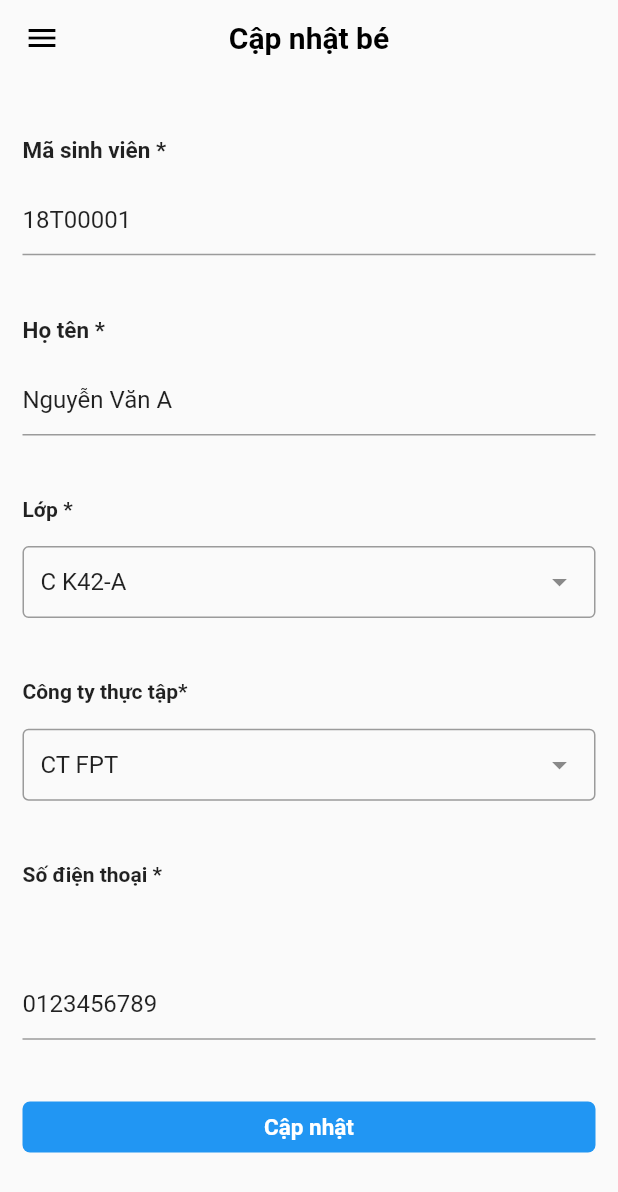
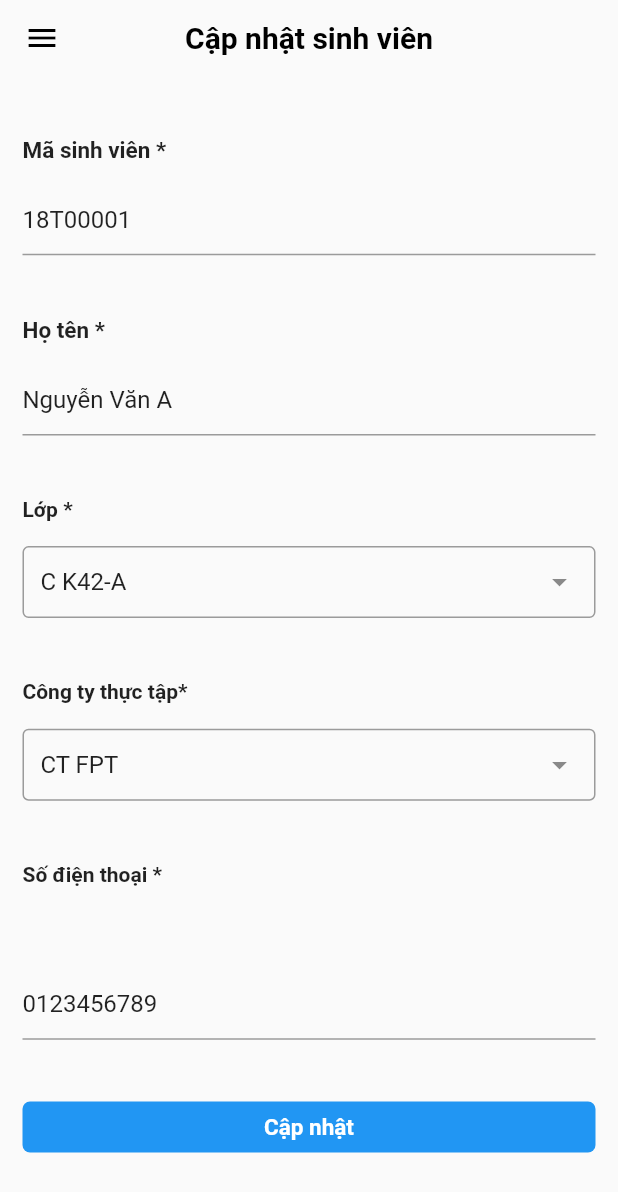
Before and after one commit to vanquy245/KiemtraFlutter, a Flutter app: the ThemOrCapNhat screen opened directly with sample values from the repository, on a phone screen of 412 x 824 dp. Shown: the top 1192 px of the screen. Run offline on Flutter 3.47's test engine with Material 2 defaults, Android fonts, the phone set to English and light mode, and no system bars; missing offline and left inert: pandabar.

Commit message:
quan ly thuc tap

```diff
--- a/lib/views/ChiTietSinhVien/ThemOrCapNhatSinhVien.dart
+++ b/lib/views/ChiTietSinhVien/ThemOrCapNhatSinhVien.dart
@@ -91,7 +91,7 @@ class _ThemOrCapNhatState extends State<ThemOrCapNhat>
             menuenabled: true,
             notificationenabled: false,
             title: widget.sinhvien != null
-                ? "Cập nhật bé"
+                ? "Cập nhật sinh viên"
                 : "Thêm mới sinh viên",
             ontap: () {
               _scaffoldKey.currentState.openDrawer();
```
